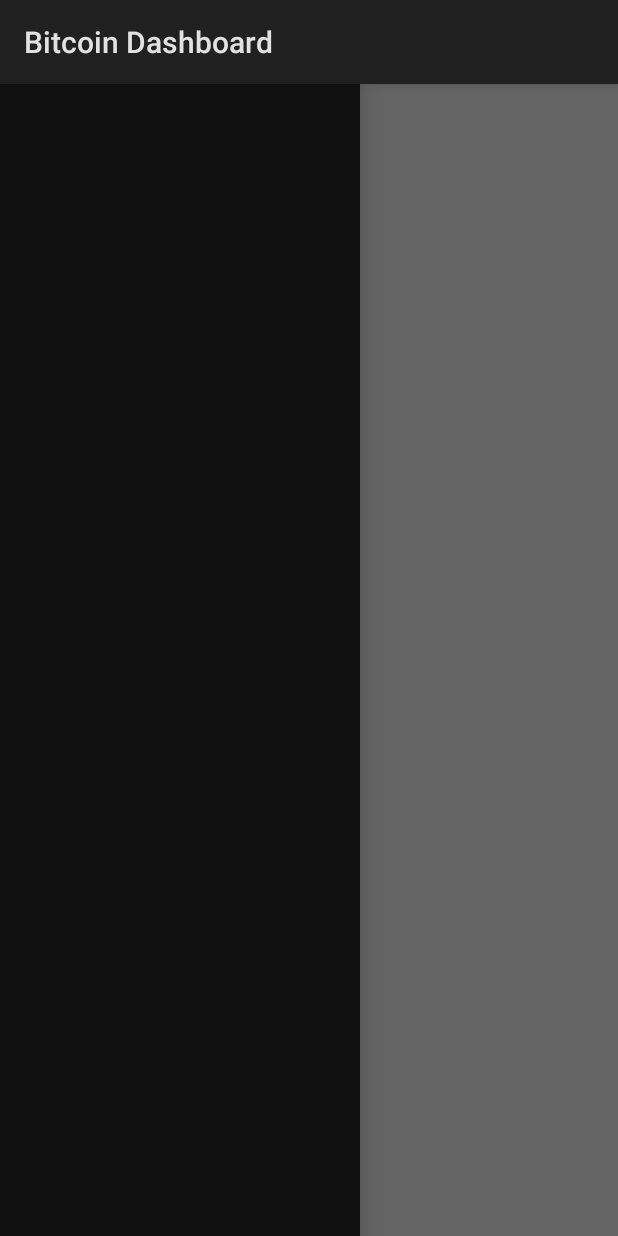
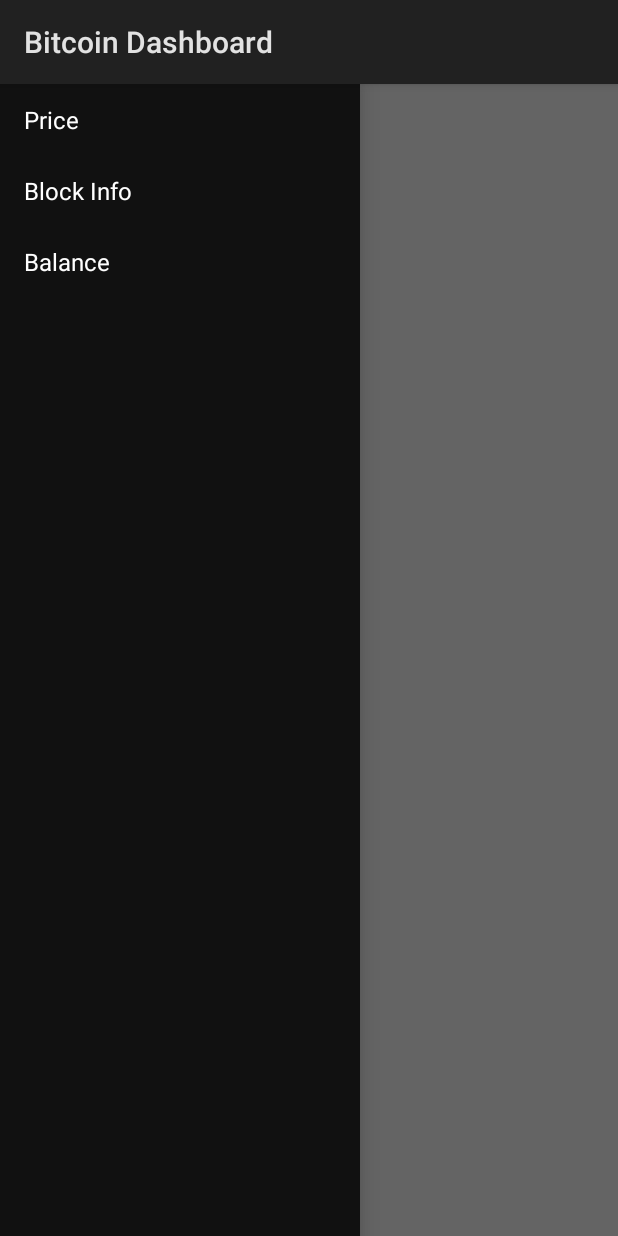
Before and after one commit to jimmyklein4/Bitcoin-Dashboard, an Android app: the screen it shows after launch (MainActivity), with the side drawer open, on a phone screen of 412 x 824 dp. Run offline under Robolectric (Android 15) with nearby library versions, the phone set to English and light mode, and no system bars.

Commit message:
Updated to pertain to my stuff

```diff
--- a/app/src/main/java/edu/temple/tuf21842/bitcoindashboard/MainActivity.java
+++ b/app/src/main/java/edu/temple/tuf21842/bitcoindashboard/MainActivity.java
@@ -3,7 +3,6 @@ package edu.temple.tuf21842.bitcoindashboard;
 import android.app.Activity;
 import android.app.Fragment;
 import android.app.FragmentManager;
-import android.content.DialogInterface;
 import android.os.Bundle;
 import android.support.v4.widget.DrawerLayout;
 import android.view.View;
@@ -13,7 +12,7 @@ import android.widget.ListView;
 
 public class MainActivity extends Activity {
 
-    private String[] mPlanetTitles;
+    private String[] mTitles;
     private DrawerLayout mDrawerLayout;
     private ListView mDrawerList;
 
@@ -22,44 +21,45 @@ public class MainActivity extends Activity {
         super.onCreate(savedInstanceState);
         setContentView(R.layout.activity_main);
 
-        mPlanetTitles = getResources().getStringArray(R.array.planets_array);
+        mTitles = getResources().getStringArray(R.array.planets_array);
         mDrawerLayout = (DrawerLayout) findViewById(R.id.drawer_layout);
         mDrawerList = (ListView) findViewById(R.id.left_drawer);
 
-        mDrawerList.setAdapter(new ArrayAdapter<String>(this,
-                R.layout.drawer_list_item, mPlanetTitles));
+        mDrawerList.setAdapter(new ArrayAdapter<>(this,
+                R.layout.drawer_list_item, mTitles));
         mDrawerList.setOnItemClickListener(new ListView.OnItemClickListener() {
             @Override
             public void onItemClick(AdapterView<?> adapterView, View view, int i, long l) {
-                //selectItem(position);
+                selectItem(i);
             }
         });
     }
-/*
+
     private void selectItem(int position) {
-        // Create a new fragment and specify the planet to show based on position
-        Fragment fragment = new PlanetFragment();
-        Bundle args = new Bundle();
-        args.putInt(PlanetFragment.ARG_PLANET_NUMBER, position);
-        fragment.setArguments(args);
+        Fragment fragment;
+        switch(position) {
+            case 0:
+                fragment = new PriceFragment();
+                break;
+            case 1:
+                fragment = new BlockInfoFragment();
+                break;
+            case 2:
+                fragment = new BalanceFragment();
+                break;
+            default:
+                fragment = null;
+                break;
+        }
 
-        // Insert the fragment by replacing any existing fragment
         FragmentManager fragmentManager = getFragmentManager();
         fragmentManager.beginTransaction()
                 .replace(R.id.content_frame, fragment)
                 .commit();
 
-        // Highlight the selected item, update the title, and close the drawer
         mDrawerList.setItemChecked(position, true);
-        setTitle(mPlanetTitles[position]);
+        setTitle(mTitles[position]);
         mDrawerLayout.closeDrawer(mDrawerList);
     }
 
-    @Override
-    public void setTitle(CharSequence title) {
-        mTitle = title;
-        getActionBar().setTitle(mTitle);
-    }
-    */
-
 }
--- a/app/src/main/res/layout/activity_main.xml
+++ b/app/src/main/res/layout/activity_main.xml
@@ -10,7 +10,7 @@
     <FrameLayout
         android:layout_width="match_parent"
         android:layout_height="match_parent"
-        android:id="@+id/info"/>
+        android:id="@+id/content_frame"/>
     <ListView
         android:id="@+id/left_drawer"
         android:layout_width="240dp"
--- /dev/null
+++ b/app/src/main/res/layout/drawer_list_item.xml
@@ -0,0 +1,11 @@
+<TextView xmlns:android="http://schemas.android.com/apk/res/android"
+    android:id="@android:id/text1"
+    android:layout_width="match_parent"
+    android:layout_height="wrap_content"
+    android:textAppearance="?android:attr/textAppearanceListItemSmall"
+    android:gravity="center_vertical"
+    android:paddingLeft="16dp"
+    android:paddingRight="16dp"
+    android:textColor="#fff"
+    android:background="?android:attr/activatedBackgroundIndicator"
+    android:minHeight="?android:attr/listPreferredItemHeightSmall"/>
--- a/app/src/main/res/values/strings.xml
+++ b/app/src/main/res/values/strings.xml
@@ -1,9 +1,11 @@
 <resources>
     <string name="app_name">Bitcoin Dashboard</string>
     <string-array name="planets_array">
-        <item>Mercury</item>
-        <item>Venus</item>
-        <item>Earth</item>
-        <item>Mars</item>
+        <item>Price</item>
+        <item>Block Info</item>
+        <item>Balance</item>
     </string-array>
+
+    <!-- TODO: Remove or change this placeholder text -->
+    <string name="hello_blank_fragment">Hello blank fragment</string>
 </resources>
```
Also changed, not shown: app/src/main/java/edu/temple/tuf21842/bitcoindashboard/BalanceFragment.java (added, +72 -0 lines), app/src/main/res/layout/fragment_balance.xml (added, +13 -0 lines).
